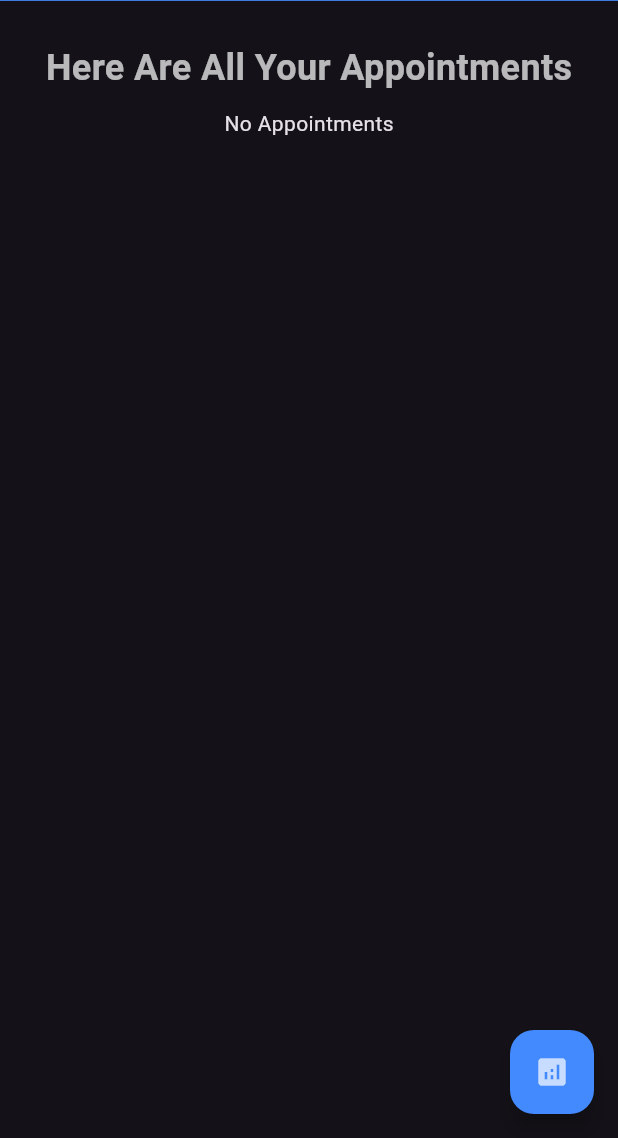
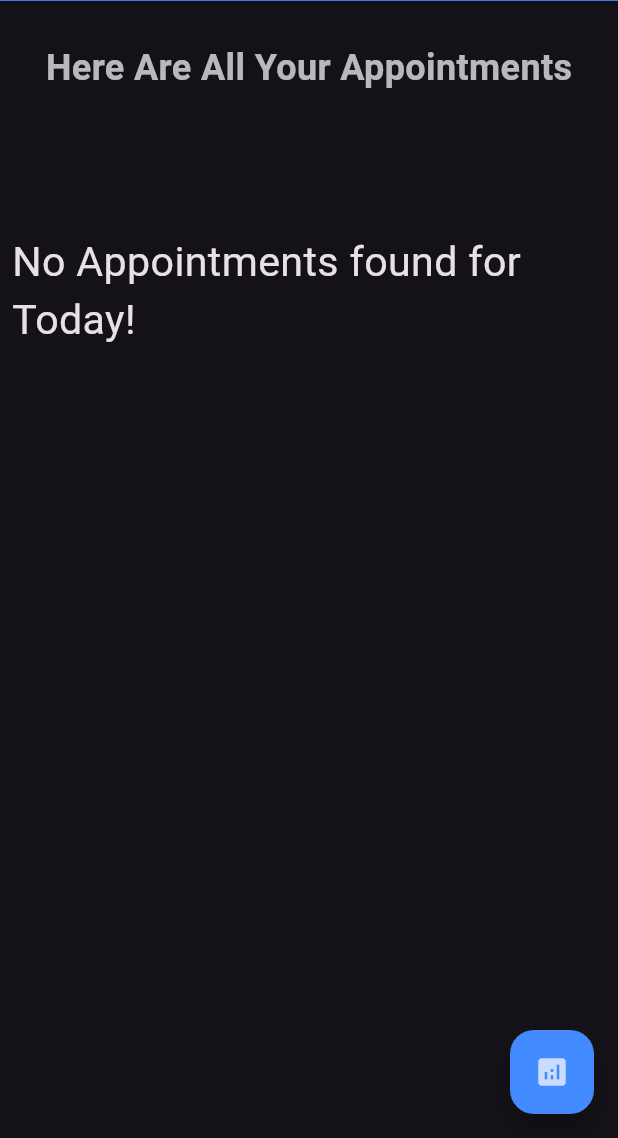
Before and after one commit to ShivamMenda/AetherWell-Mobile, a Flutter app: the DoctorAppointmentScreen screen opened by its route, on a phone screen of 412 x 824 dp, the part 98-1236 px from its top. Run offline on Flutter 3.47's test engine with Material 3 defaults, Android fonts, the phone set to English and light mode, and no system bars; our stand-ins replace easy_date_timeline, flutter_slidable, get, multi_dropdown, shared_preferences, sizer and 1 more; missing offline and left inert: mongo_dart, radio_grouped_buttons; accounts and stored records are empty; network calls fail; statements that could not run were skipped.

Commit message:
minor changes

```diff
--- a/lib/views/screens/doctor/doctor_appointment.dart
+++ b/lib/views/screens/doctor/doctor_appointment.dart
@@ -3,6 +3,7 @@ import 'package:aetherwell/views/screens/appointment_detail.dart';
 import 'package:aetherwell/views/widgets/custom_drawer.dart';
 import 'package:flutter/material.dart';
 import 'package:get/get.dart';
+import 'package:sizer/sizer.dart';
 
 import '../../../routes/app_routes.dart';
 import 'package:flutter_slidable/flutter_slidable.dart';
@@ -127,7 +128,7 @@ class _DoctorAppointmentScreenState extends State<DoctorAppointmentScreen> {
                                 child: GestureDetector(
                                   onTap: () {
                                     Get.to(
-                                      AppointmentDetails(
+                                      () => AppointmentDetails(
                                         appointmentId:
                                             doctorAppointmentController
                                                 .appointmentList[index].id.oid,
@@ -306,8 +307,18 @@ class _DoctorAppointmentScreenState extends State<DoctorAppointmentScreen> {
                                 ),
                               );
                             })
-                        : Center(
-                            child: Text("No Appointments"),
+                        : Column(
+                            children: [
+                              SizedBox(
+                                height: 10.h,
+                              ),
+                              Center(
+                                child: Text(
+                                  "No Appointments found for Today!",
+                                  style: TextStyle(fontSize: 20.sp),
+                                ),
+                              ),
+                            ],
                           )),
               ],
             )),
--- a/lib/views/screens/user/user_appointments.dart
+++ b/lib/views/screens/user/user_appointments.dart
@@ -208,7 +208,7 @@ class _UserAppointmentScreenState extends State<UserAppointmentScreen> {
                                       // Third Column depending on status
                                       InkWell(
                                         onTap: () {
-                                          Get.to(AppointmentDetails(
+                                          Get.to(() => AppointmentDetails(
                                                 appointmentId:
                                                     userAppointmentsController
                                                         .appointmentList[index]
@@ -218,9 +218,12 @@ class _UserAppointmentScreenState extends State<UserAppointmentScreen> {
                                                     userAppointmentsController
                                                         .appointmentList[index]
                                                         .startTime,
-                                            endTime: userAppointmentsController
-                                                .appointmentList[index].endTime,
-                                            status: userAppointmentsController
+                                                endTime:
+                                                    userAppointmentsController
+                                                        .appointmentList[index]
+                                                        .endTime,
+                                                status:
+                                                    userAppointmentsController
                                                         .appointmentList[index]
                                                         .status
                                                         .name,
@@ -237,7 +240,8 @@ class _UserAppointmentScreenState extends State<UserAppointmentScreen> {
                                                     userAppointmentsController
                                                         .appointmentList[index]
                                                         .doctorName,
-                                            doctorId: userAppointmentsController
+                                                doctorId:
+                                                    userAppointmentsController
                                                         .appointmentList[index]
                                                         .doctorId['_id'],
                                               ));
```
Lines whose indentation alone changed are shown as unchanged.
